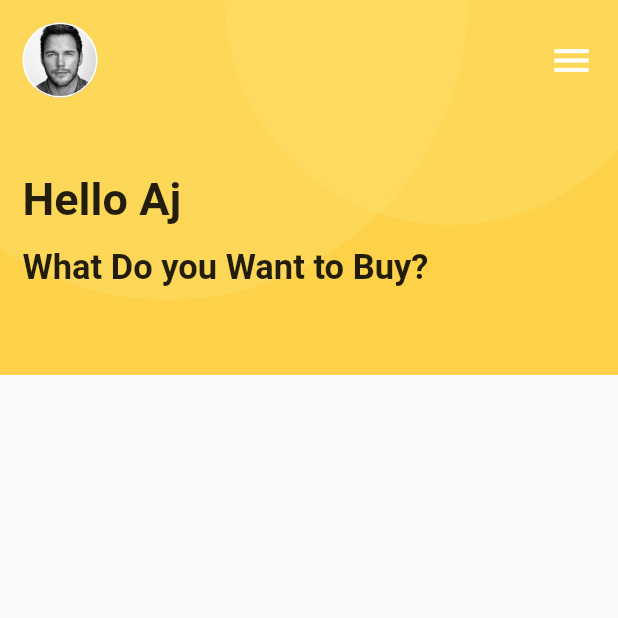
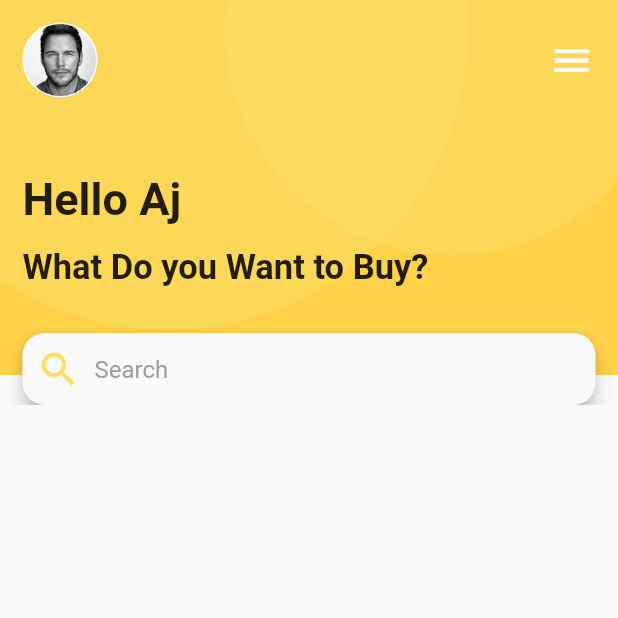
Before and after one commit to ajinkyavn1/Furniture-App-UI-Flutter, a Flutter app: the screen it shows after launch, on a phone screen of 412 x 824 dp, the top half of it. Run offline on Flutter 3.47's test engine with Material 2 defaults, Android fonts, the phone set to English and light mode, and no system bars; missing offline and left inert: dart:ffi; Roboto replaces fonts that are missing (Quicksand).

Commit message:
Search bar added

```diff
--- a/lib/main.dart
+++ b/lib/main.dart
@@ -159,7 +159,27 @@ class _MyHomePageState extends State<MyHomePage> {
                           ),
                         ),
                       ),
-
+                      SizedBox(height: 30,),
+                      Padding(
+                        padding: EdgeInsets.only(left: 15.0, right: 15.0),
+                        child: Material(
+                          elevation: 5.0,
+                          borderRadius: BorderRadius.circular(15.0),
+                          child: TextFormField(
+                              decoration: InputDecoration(
+                                  border: InputBorder.none,
+                                  prefixIcon: Icon(Icons.search,
+                                      color:
+                                      Color(getColorHexFromStr('#FEDF62')),
+                                      size: 30.0),
+                                  contentPadding:
+                                  EdgeInsets.only(left: 15.0, top: 15.0),
+                                  hintText: 'Search',
+                                  hintStyle: TextStyle(
+                                      color: Colors.grey,
+                                      fontFamily: 'Quicksand'))),
+                        ),
+                      )
                     ],
                   )
                 ],
```
